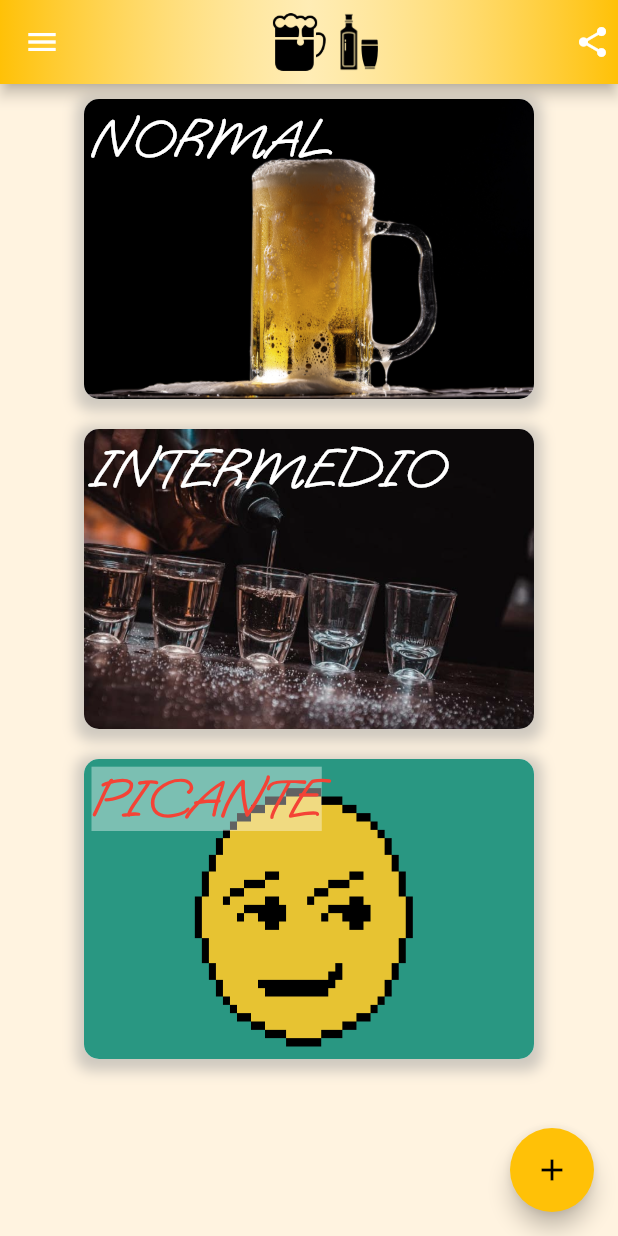
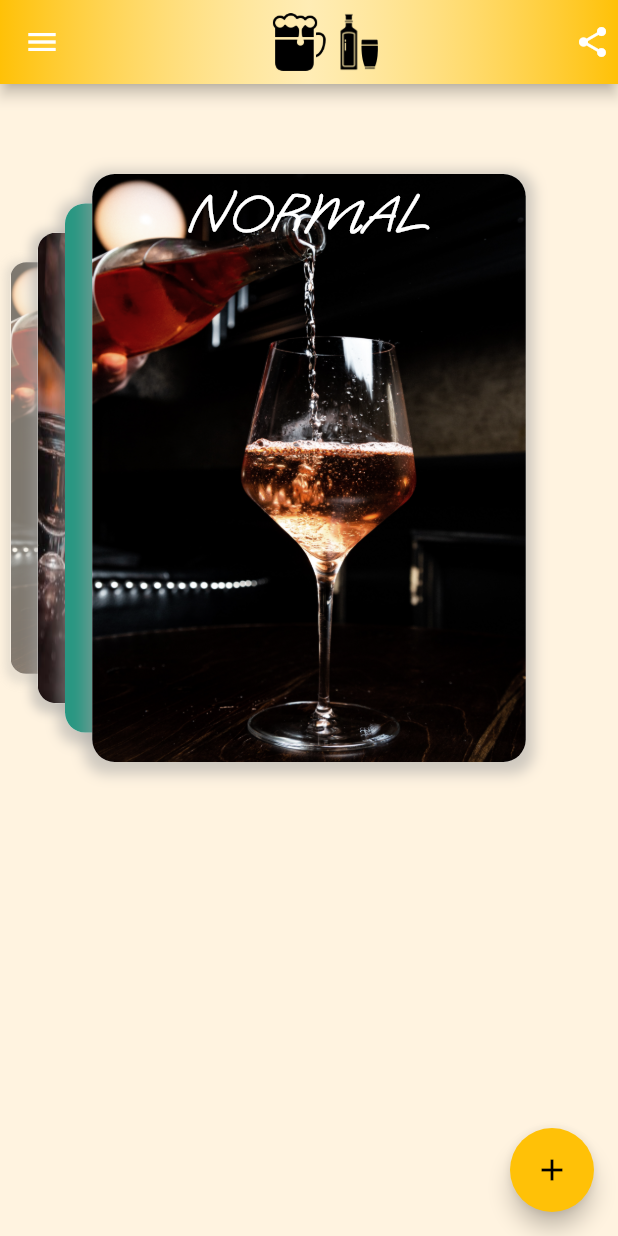
Before and after one commit to daumienebi/yo_nunca, a Flutter app: the screen it shows after launch, on a phone screen of 412 x 824 dp. Run offline on Flutter 3.47's test engine with Material 2 defaults, Android fonts, the phone set to English and light mode, and no system bars; drawn by our look-alikes of card_swiper; our stand-ins replace new_gradient_app_bar.

Commit message:
Implementing CardSwiper for homepage

```diff
--- /dev/null
+++ b/lib/src/models/default_category.dart
@@ -0,0 +1,22 @@
+class DefaultCategory{
+
+  final String id;
+  final String description;
+  final String imageRoute;
+
+  const DefaultCategory({required this.id,required this.description, required this.imageRoute});
+
+  factory DefaultCategory.fromMap(Map<String,dynamic> value) =>
+      DefaultCategory(
+        id: value["id"],
+        description: value["description"],
+        imageRoute: value["imageRoute"]
+      );
+
+  Map<String,dynamic> toMap() =>{
+    'id': id,
+    'description': description,
+    'imageRoute' : imageRoute
+  };
+
+}
--- a/lib/src/pages/home_page.dart
+++ b/lib/src/pages/home_page.dart
@@ -1,17 +1,21 @@
 import 'package:flutter/cupertino.dart';
 import 'package:url_launcher/url_launcher.dart';
+import 'package:card_swiper/card_swiper.dart';
 import 'package:flutter/material.dart';
 // ignore_for_file: prefer_const_constructors
 import 'package:new_gradient_app_bar/new_gradient_app_bar.dart';
+import 'package:yo_nunca/src/models/default_category.dart';
 import 'package:yo_nunca/src/utils/constants.dart';
+import 'package:yo_nunca/src/utils/my_decorations.dart';
+import 'package:yo_nunca/src/utils/test_data.dart';
 import 'package:yo_nunca/src/widgets/widgets.dart';
 
 class HomePage extends StatelessWidget {
   const HomePage({Key? key}) : super(key: key);
-
   @override
   Widget build(BuildContext context) {
-    // TODO: implement build
+    final TestData data = TestData();
+    List<DefaultCategory> _defaultCategories = data.getDefaultCategoriesList;
     //physics: const AlwaysScrollableScrollPhysics(),
     return Scaffold(
         //drawerScrimColor: Colors.red,
@@ -19,7 +23,42 @@ class HomePage extends StatelessWidget {
         appBar: NewGradientAppBar(
           //title: Text(Constants.title),
           centerTitle: true,
-        title: Container(
+          title: _appBarTitle(),
+          actions: [
+            InkWell(child: Icon(Icons.share_rounded), onTap: _launchUrl),
+            SizedBox(
+              width: 5,
+            )
+          ],
+          gradient: const LinearGradient(colors: [
+            Colors.amber,
+            Colors.white70,
+            Colors.amber
+          ]), //Change it later
+        ),
+        backgroundColor: Colors.orange[50],
+        floatingActionButton: FloatingActionButton(
+          tooltip: 'Añadir nueva categoría',
+          child: Icon(Icons.add),
+          onPressed: () {
+            Navigator.pushNamed(context, Constants.routes.newCategory);
+          }, //Just trying it out
+        ),
+        body: SafeArea(
+          child: SingleChildScrollView(
+            child: Center(
+              child: Container(
+                  margin: EdgeInsets.only(top: 50),
+                  //alignment: Alignment.center, child: HomePageList()),// not used anymore for now. Might change my mind later  :)
+                  alignment: Alignment.center,
+                  child: CardSwiper(defaultCategories: _defaultCategories)),
+            ),
+          ),
+        ));
+  }
+
+  Widget _appBarTitle(){
+    return Container(
       alignment: Alignment.bottomCenter,
       child: Row(mainAxisAlignment: MainAxisAlignment.center, children: [
         Container(
@@ -42,36 +81,6 @@ class HomePage extends StatelessWidget {
           width: 40,
         ),
       ]),
-        ),
-        actions: [
-
-          InkWell(
-              child: Icon(Icons.share_rounded),
-              onTap: _launchUrl
-          ),
-          SizedBox(width: 5,)
-        ],
-        gradient: const LinearGradient(colors: [
-          Colors.amber,
-          Colors.white70  ,
-          Colors.amber
-        ]), //Change it later
-      ),
-      backgroundColor: Colors.orange[50],
-      floatingActionButton: FloatingActionButton(
-        tooltip: 'Añadir nueva categoría',
-        child: Icon(Icons.add),
-        onPressed: () {
-          Navigator.pushNamed(context, Constants.routes.newCategory);
-        }, //Just trying it out
-      ),
-      body: SafeArea(
-        child: SingleChildScrollView(
-          child: Center(
-              child: Container(
-                  alignment: Alignment.center, child: HomePageList())),
-        ),
-      ),
     );
   }
 
@@ -81,21 +90,4 @@ class HomePage extends StatelessWidget {
       throw 'Could not launch $_url';
     }
   }
-
-
-  Widget _goToFavouritesBtn() {
-    //?
-    return ElevatedButton(
-      onPressed: () {},
-      child: Text(
-        'Favorítos ❤️',
-        style: TextStyle(color: Colors.white),
-      ),
-      style: TextButton.styleFrom(
-          backgroundColor: Colors.black,
-          minimumSize: Size(150, 40),
-          maximumSize: Size(300, 80),
-          side: BorderSide(width: 10.0)),
-    );
 }
-}
--- a/lib/src/pages/question_page.dart
+++ b/lib/src/pages/question_page.dart
@@ -2,6 +2,7 @@ import 'package:flutter/cupertino.dart';
 // ignore_for_file: prefer_const_constructors
 import 'package:flutter/material.dart';
 import 'package:new_gradient_app_bar/new_gradient_app_bar.dart';
+import 'package:yo_nunca/src/models/default_category.dart';
 import 'package:yo_nunca/src/widgets/widgets.dart';
 
 class QuestionPage extends StatelessWidget{
@@ -14,10 +15,11 @@ class QuestionPage extends StatelessWidget{
   @override
   Widget build(BuildContext context) {
     // TODO: implement build
-    String gameMode = ModalRoute.of(context)!.settings.arguments as String;
+    //String gameMode = ModalRoute.of(context)!.settings.arguments as String;
+    DefaultCategory dc = ModalRoute.of(context)!.settings.arguments as DefaultCategory;
     return Scaffold(
       appBar: NewGradientAppBar(
-        title: Text(gameMode),
+        title: Text(dc.description),
         gradient: const LinearGradient(colors: [Colors.amber,Colors.white70,Colors.amber]),//Change it later
       ),
       body: QuestionWidget()
--- a/lib/src/utils/my_decorations.dart
+++ b/lib/src/utils/my_decorations.dart
@@ -11,7 +11,7 @@ class MyDecorations{
           fit: BoxFit.fill,
       ),
       color: Colors.white,
-      borderRadius: const BorderRadius.all(Radius.circular(10)),
+      borderRadius: const BorderRadius.all(Radius.circular(15)),
       boxShadow: [
         BoxShadow(
           color: Colors.grey.withOpacity(0.5),
@@ -25,7 +25,7 @@ class MyDecorations{
 
   static Text homePageBoxText(String content,Color textColor,Color? bgColor){
     return Text(content,
-      textAlign: TextAlign.left,style: TextStyle(
+      textAlign: TextAlign.center,style: TextStyle(
           fontWeight: FontWeight.bold,fontSize: 35,
           color: textColor,
           fontFamily: 'OoohBaby',backgroundColor: bgColor
--- a/lib/src/utils/test_data.dart
+++ b/lib/src/utils/test_data.dart
@@ -1,21 +1,27 @@
 //Dummy data class; will be deleted later on
 import 'package:yo_nunca/src/models/category.dart';
+import 'package:yo_nunca/src/models/default_category.dart';
 import 'package:yo_nunca/src/models/question.dart';
 
 class TestData {
   List<Question> _questionsList = [];
   List<Category> _categoriesList = [];
   List<Question> _favouritesList = [];
+  List<DefaultCategory> _defaultCategoriesList = [];
 
-  List<Question> get questionsList{
+  List<Question> get getQuestionsList{
     return _getQuestions();
   }
 
-  List<Question> get categoriesList{
+  List<Question> get getCategoriesList{
     return _getCategories();
   }
 
-  List<Question> get favouritesList{
+  List<DefaultCategory> get getDefaultCategoriesList{
+    return _getDefaultCategories();
+  }
+
+  List<Question> get getFavouritesList{
     return _getFavourites();
   }
 
@@ -26,11 +32,32 @@ class TestData {
   _getQuestions() {
     return _questionsList = questions.map((e) => Question.fromMap(e)).toList();
   }
+
+  _getDefaultCategories() {
+    return _defaultCategoriesList = defaultCategories.map((e) => DefaultCategory.fromMap(e)).toList();
+  }
+
   _getCategories() {
     return _categoriesList = categories.map((e) => Category.fromMap(e)).toList();
   }
 
-
+  final defaultCategories = [
+    {
+      'id': '1',
+      'description': 'NORMAL',
+      'imageRoute' : 'assets/images/wine.jpg'
+    },
+    {
+      'id': '2',
+      'description': 'INTERMEDIO',
+      'imageRoute' : 'assets/images/shots.jpg'
+    },
+    {
+      'id': '3',
+      'description': 'CALIENTE',
+      'imageRoute' : 'assets/images/smirk_face.png'
+    },
+  ];
 
   final categories = [
     {'id': '1', 'description': 'Normal'},
--- /dev/null
+++ b/lib/src/widgets/card_swiper.dart
@@ -0,0 +1,58 @@
+import 'package:flutter/cupertino.dart';
+import 'package:card_swiper/card_swiper.dart';
+import 'package:flutter/material.dart';
+import 'package:yo_nunca/src/models/default_category.dart';
+import 'package:yo_nunca/src/utils/constants.dart';
+import 'package:yo_nunca/src/utils/my_decorations.dart';
+import 'package:yo_nunca/src/utils/test_data.dart';
+
+class CardSwiper extends StatelessWidget {
+  final List<DefaultCategory> defaultCategories;
+  const CardSwiper({Key? key, required this.defaultCategories})
+      : super(key: key);
+
+  @override
+  Widget build(BuildContext context) {
+    final size = MediaQuery.of(context).size;
+    return _cardSwiper(context);
+  }
+
+  Widget _cardSwiper(context) {
+    final TestData data = TestData();
+    List<DefaultCategory> defaultCategories = data.getDefaultCategoriesList;
+    final size = MediaQuery.of(context).size;
+    String categoryName = '';
+    return Column(children: [
+      SizedBox(
+        width: double.infinity,
+        height: size.height * 0.5,
+        child: Swiper(
+          itemBuilder: (BuildContext context, int index) {
+            return GestureDetector(
+              onTap: () => Navigator.of(context).pushNamed(
+                  Constants.routes.questionsPage,
+                  arguments: defaultCategories[index]),
+              child: Hero(
+                  tag: defaultCategories[index].id!,
+                  child: Container(
+                      margin: const EdgeInsets.all(10),
+                      padding: EdgeInsets.all(5),
+                      decoration: MyDecorations.homePageBoxDecoration(
+                          defaultCategories[index].imageRoute),
+                      height: Constants.homePageWidgetHeight,
+                      width: 300,
+                      child: MyDecorations.homePageBoxText(
+                          defaultCategories[index].description,
+                          Colors.white,
+                          null))),
+            );
+          },
+          itemCount: defaultCategories.length,
+          itemHeight: size.height * 0.5,
+          itemWidth: size.width * 0.75,
+          layout: SwiperLayout.STACK,
+        ),
+      ),
+    ]);
+  }
+}
--- a/lib/src/widgets/home_page_list.dart
+++ b/lib/src/widgets/home_page_list.dart
@@ -24,6 +24,7 @@ class HomePageList extends StatelessWidget{
       ]
     );
   }
+
 }
 /* Normal */
 Widget _getNormalLevelWidget(context) {
--- a/lib/src/widgets/widgets.dart
+++ b/lib/src/widgets/widgets.dart
@@ -1,3 +1,4 @@
 export 'package:yo_nunca/src/widgets/home_page_list.dart';
 export 'package:yo_nunca/src/widgets/mydrawer.dart';
 export 'package:yo_nunca/src/widgets/question_widget.dart';
+export 'package:yo_nunca/src/widgets/card_swiper.dart';
--- a/pubspec.yaml
+++ b/pubspec.yaml
@@ -36,6 +36,7 @@ dependencies:
   cupertino_icons: ^1.0.2
   new_gradient_app_bar: ^0.2.0
   url_launcher: ^6.1.5
+  card_swiper: ^2.0.2
 
 dev_dependencies:
   flutter_test:
```
Also changed, not shown: assets/images/champ.jpg (added), assets/images/wine.jpg (added), assets/images/wine2.jpg (added), assets/images/wine3.jpg (added), pubspec.lock. Lines whose indentation alone changed are shown as unchanged.
